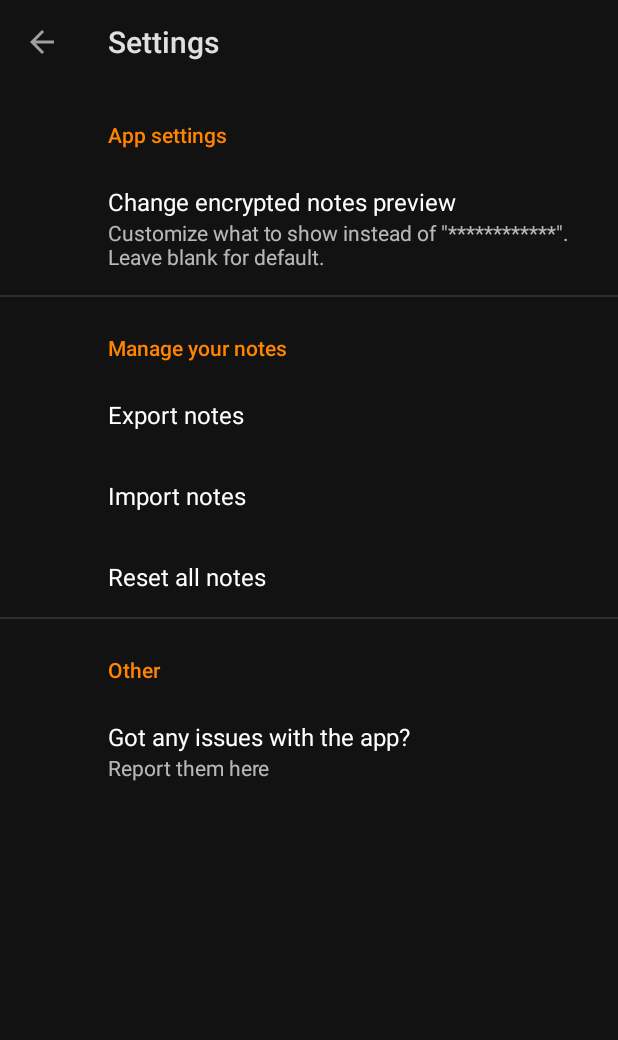
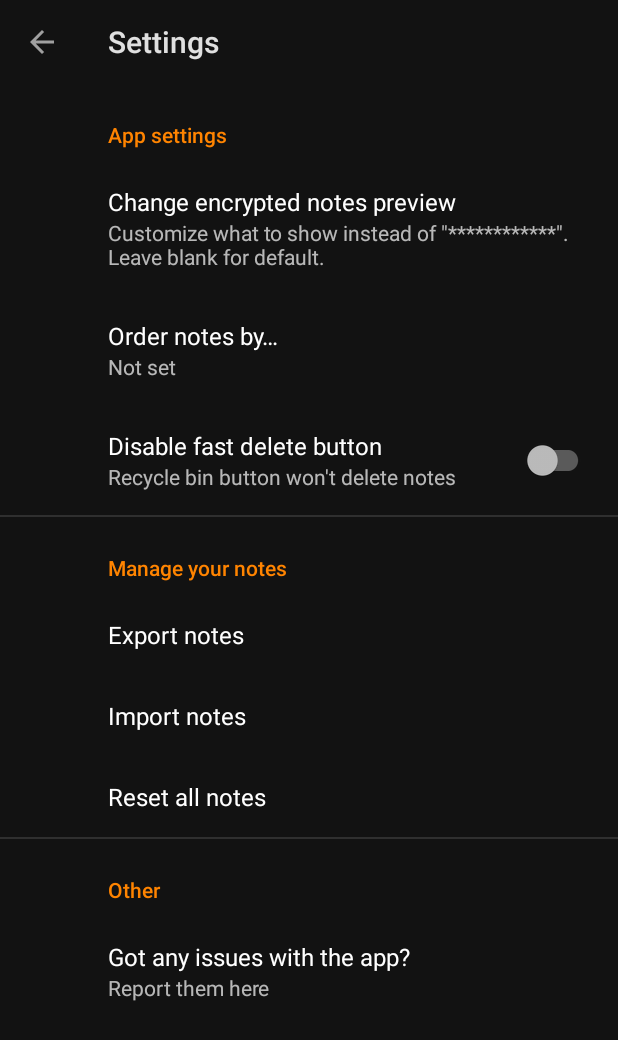
Before and after one commit to h3xduck/Greta, an Android app: the screen it shows after launch (SettingsActivity), in the options menu, after a tap on "Settings", on a phone screen of 412 x 824 dp. Shown: the top 1040 px of the screen. Run offline under Robolectric (Android 15) with nearby library versions, the phone set to English and light mode, and no system bars; our stand-ins replace androidx.preference, navigation-ui; libraries missing offline, so code that uses them is left out: com.nononsenseapps.filepicker, com.raizlabs.android, com.tozny.crypto; 4 statements that could not run were skipped.

Commit message:
Added sorting list classes and new settings.

```diff
--- a/app/src/main/java/com/marsanpat/greta/Activities/MainActivity.java
+++ b/app/src/main/java/com/marsanpat/greta/Activities/MainActivity.java
@@ -26,9 +26,12 @@ public class MainActivity extends AppCompatActivity implements SharedPreferences
 
     private AppBarConfiguration mAppBarConfiguration;
 
+    //APP PUBLIC PREFERENCES
     private static final String CHANNEL_ID = "GRETACHANNEL";
     public static Uri backupFolder; //Default backup folder
     public static String ENCRYPTED_NOTE_PREVIEW;
+    public static String NOTES_ORDER_METHOD;
+    public static boolean RECYCLE_BIN_BUTTON_DEACTIVATED = false;
 
 
     @Override
@@ -100,6 +103,8 @@ public class MainActivity extends AppCompatActivity implements SharedPreferences
         sharedPreferences.registerOnSharedPreferenceChangeListener(this);
 
         ENCRYPTED_NOTE_PREVIEW = sharedPreferences.getString("encryption_preview", "************");
+        NOTES_ORDER_METHOD = sharedPreferences.getString("order", "date_nto");
+        RECYCLE_BIN_BUTTON_DEACTIVATED = sharedPreferences.getBoolean("disable_delete", false);
 
         if(ENCRYPTED_NOTE_PREVIEW.equals("")){
             ENCRYPTED_NOTE_PREVIEW="************";
@@ -116,6 +121,12 @@ public class MainActivity extends AppCompatActivity implements SharedPreferences
             if(ENCRYPTED_NOTE_PREVIEW.equals("")){
                 ENCRYPTED_NOTE_PREVIEW="************";
             }
+        }else if(key.equals("order")){
+            Log.d("debug", "order preference changed");
+            NOTES_ORDER_METHOD = sharedPreferences.getString("order", "date_nto");
+        }else if(key.equals("disable_delete")){
+            Log.d("debug", "delete icon preference changed");
+            RECYCLE_BIN_BUTTON_DEACTIVATED = sharedPreferences.getBoolean("disable_delete", false);
         }
     }
 
--- a/app/src/main/java/com/marsanpat/greta/Database/Element.java
+++ b/app/src/main/java/com/marsanpat/greta/Database/Element.java
@@ -12,6 +12,7 @@ import com.tozny.crypto.android.AesCbcWithIntegrity;
 
 import java.io.UnsupportedEncodingException;
 import java.security.GeneralSecurityException;
+import java.util.Comparator;
 import java.util.Date;
 
 
@@ -109,4 +110,5 @@ public class Element extends BaseModel {
         return ((Element) object).getId() == this.getId();
 
     }
+
 }
--- a/app/src/main/java/com/marsanpat/greta/ui/notes/ListAdapter.java
+++ b/app/src/main/java/com/marsanpat/greta/ui/notes/ListAdapter.java
@@ -81,6 +81,9 @@ public class ListAdapter extends BaseAdapter {
         imageButton.setFocusableInTouchMode(false);
         deleteButton.setFocusableInTouchMode(false);
 
+        if(MainActivity.RECYCLE_BIN_BUTTON_DEACTIVATED){
+            deleteButton.setVisibility(View.GONE);
+        }
 
         deleteButton.setOnClickListener(new View.OnClickListener() {
             @Override
--- a/app/src/main/res/values/arrays.xml
+++ b/app/src/main/res/values/arrays.xml
@@ -1,12 +1,16 @@
 <resources>
     <!-- Reply Preference -->
-    <string-array name="reply_entries">
-        <item>Reply</item>
-        <item>Reply to all</item>
+    <string-array name="order_entries">
+        <item>Date (newest to oldest)</item>
+        <item>Date (oldest to newest)</item>
+        <item>Importance (highest to lowest)</item>
+        <item>Importance (lowest to highest)</item>
     </string-array>
 
-    <string-array name="reply_values">
-        <item>reply</item>
-        <item>reply_all</item>
+    <string-array name="order_values">
+        <item>date_nto</item>
+        <item>date_otn</item>
+        <item>importance_htl</item>
+        <item>importance_lth</item>
     </string-array>
 </resources>
--- a/app/src/main/res/values/strings.xml
+++ b/app/src/main/res/values/strings.xml
@@ -18,11 +18,14 @@
     <string name="messages_header">App settings</string>
     <string name="sync_header">Manage your notes</string>
     <string name="othersettings_header">Other</string>
+    <string name="disableDelete_title">Disable fast delete button</string>
+    <string name="disableDelete_summary">Recycle bin button won\'t delete notes</string>
 
     <!-- Settings Preferences -->
     <string name="encryption_preview_title">Change encrypted notes preview</string>
     <string name="encryption_preview_summary">Customize what to show instead of \"************\".\nLeave blank for default.</string>
 
+    <string name="order_title">Order notes by…</string>
     <!-- I&E Preferences -->
     <string name="sync_title">Sync email periodically</string>
     <string name="attachment_title">Download incoming attachments</string>
--- a/app/src/main/res/xml/root_preferences.xml
+++ b/app/src/main/res/xml/root_preferences.xml
@@ -10,18 +10,17 @@
             android:summary="@string/encryption_preview_summary"
             android:singleLine="true" />
 
-        <!--<EditTextPreference
-            app:key="signature"
-            app:title="@string/signature_title"
+        <ListPreference
+            app:defaultValue="Date (newest to oldest)"
+            app:entries="@array/order_entries"
+            app:entryValues="@array/order_values"
+            app:key="order"
+            app:title="@string/order_title"
             app:useSimpleSummaryProvider="true" />
 
-        <ListPreference
-            app:defaultValue="reply"
-            app:entries="@array/reply_entries"
-            app:entryValues="@array/reply_values"
-            app:key="reply"
-            app:title="@string/reply_title"
-            app:useSimpleSummaryProvider="true" />-->
+        <SwitchPreferenceCompat android:title="@string/disableDelete_title"
+            android:key="disable_delete"
+            android:summary="@string/disableDelete_summary"/>
 
     </PreferenceCategory>
 
```
Also changed, not shown: app/src/main/java/com/marsanpat/greta/ui/notes/DateComparator.java (added, +13 -0 lines), app/src/main/java/com/marsanpat/greta/ui/notes/NotesFragment.java (+25 -7 lines), app/src/main/java/com/marsanpat/greta/ui/notes/PriorityComparator.java (added, +19 -0 lines).
